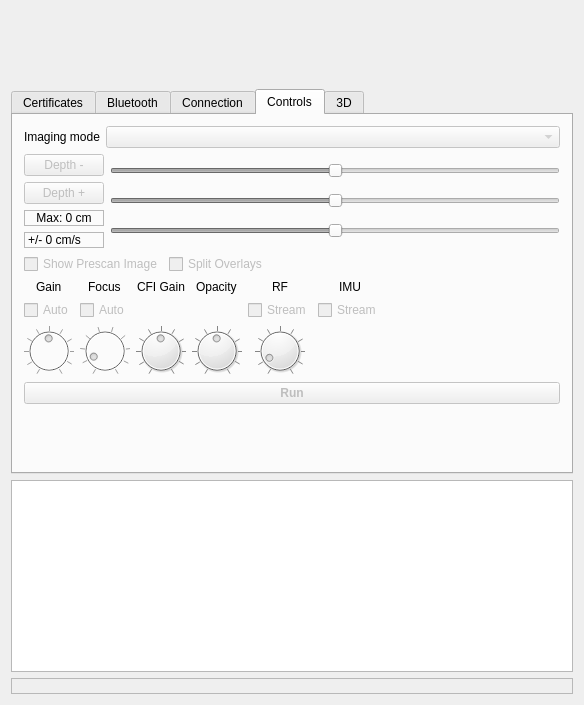
Above: examples/solum_qt/solumqt.ui from clariusdev/solum before the change. Below: the same form after it.
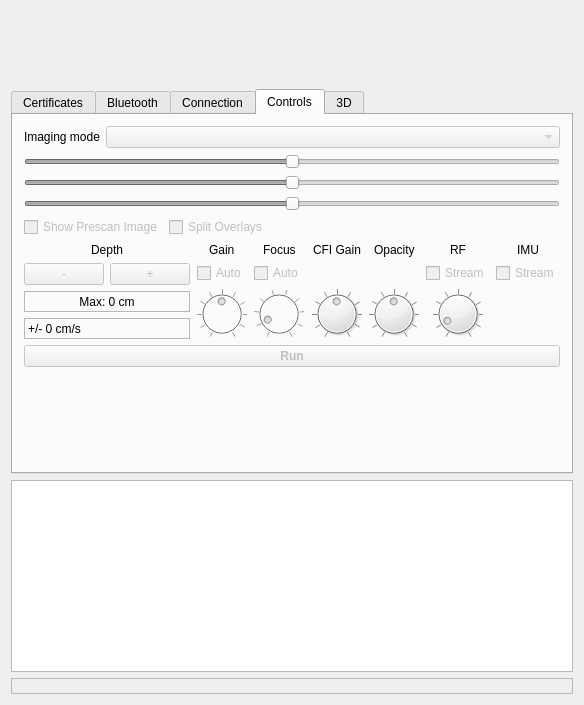
That is the form after the change. The open tabs and pages were chosen to show the change. Custom widgets are drawn as their Qt base class.

Commit message:
Qt: Params: move the depth settings into the grid
They don't fit all too bad there.

Diff of the .ui file:
```diff
--- a/examples/solum_qt/solumqt.ui
+++ b/examples/solum_qt/solumqt.ui
@@ -580,56 +580,6 @@
         </item>
         <item>
          <layout class="QHBoxLayout" name="horizontalLayout">
-          <item>
-           <layout class="QVBoxLayout" name="verticalLayout_3">
-            <item>
-             <widget class="QPushButton" name="decdepth">
-              <property name="enabled">
-               <bool>false</bool>
-              </property>
-              <property name="text">
-               <string>Depth -</string>
-              </property>
-             </widget>
-            </item>
-            <item>
-             <widget class="QPushButton" name="incdepth">
-              <property name="enabled">
-               <bool>false</bool>
-              </property>
-              <property name="text">
-               <string>Depth +</string>
-              </property>
-             </widget>
-            </item>
-            <item>
-             <widget class="QLabel" name="maxdepth">
-              <property name="frameShape">
-               <enum>QFrame::StyledPanel</enum>
-              </property>
-              <property name="text">
-               <string>Max: 0 cm</string>
-              </property>
-              <property name="alignment">
-               <set>Qt::AlignCenter</set>
-              </property>
-             </widget>
-            </item>
-            <item>
-             <widget class="QLabel" name="velocity">
-              <property name="enabled">
-               <bool>true</bool>
-              </property>
-              <property name="frameShape">
-               <enum>QFrame::StyledPanel</enum>
-              </property>
-              <property name="text">
-               <string>+/- 0 cm/s</string>
-              </property>
-             </widget>
-            </item>
-           </layout>
-          </item>
           <item>
            <layout class="QVBoxLayout" name="verticalLayout_4">
             <item>
@@ -750,6 +700,13 @@
         </item>
         <item>
          <layout class="QGridLayout" name="_dial_layout">
+          <item row="0" column="0" alignment="Qt::AlignHCenter">
+           <widget class="QLabel" name="depth_label">
+            <property name="text">
+             <string>Depth</string>
+            </property>
+           </widget>
+          </item>
           <item row="0" column="1" alignment="Qt::AlignHCenter">
            <widget class="QLabel" name="gain_label">
             <property name="text">
@@ -792,6 +749,56 @@
             </property>
            </widget>
           </item>
+          <item row="1" column="0" rowspan="2">
+           <layout class="QGridLayout" name="_depth_layout">
+            <item row="0" column="0">
+             <widget class="QPushButton" name="decdepth">
+              <property name="enabled">
+               <bool>false</bool>
+              </property>
+              <property name="text">
+               <string>-</string>
+              </property>
+             </widget>
+            </item>
+            <item row="0" column="1">
+             <widget class="QPushButton" name="incdepth">
+              <property name="enabled">
+               <bool>false</bool>
+              </property>
+              <property name="text">
+               <string>+</string>
+              </property>
+             </widget>
+            </item>
+            <item row="1" column="0" colspan="2">
+             <widget class="QLabel" name="maxdepth">
+              <property name="frameShape">
+               <enum>QFrame::StyledPanel</enum>
+              </property>
+              <property name="text">
+               <string>Max: 0 cm</string>
+              </property>
+              <property name="alignment">
+               <set>Qt::AlignCenter</set>
+              </property>
+             </widget>
+            </item>
+            <item row="2" column="0" colspan="2">
+             <widget class="QLabel" name="velocity">
+              <property name="enabled">
+               <bool>true</bool>
+              </property>
+              <property name="frameShape">
+               <enum>QFrame::StyledPanel</enum>
+              </property>
+              <property name="text">
+               <string>+/- 0 cm/s</string>
+              </property>
+             </widget>
+            </item>
+           </layout>
+          </item>
           <item row="1" column="1" alignment="Qt::AlignHCenter">
            <widget class="QCheckBox" name="autogain">
             <property name="enabled">
@@ -990,19 +997,6 @@
             </property>
            </widget>
           </item>
-          <item row="2" column="7">
-           <spacer name="horizontalSpacer_2">
-            <property name="orientation">
-             <enum>Qt::Horizontal</enum>
-            </property>
-            <property name="sizeHint" stdset="0">
-             <size>
-              <width>40</width>
-              <height>20</height>
-             </size>
-            </property>
-           </spacer>
-          </item>
          </layout>
         </item>
         <item>
```
